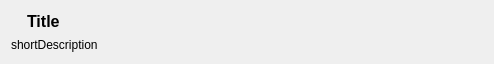
The window that OTWidgets/message.ui (pietr26/OMSI-Tools) describes before a commit, drawn with Qt 5.
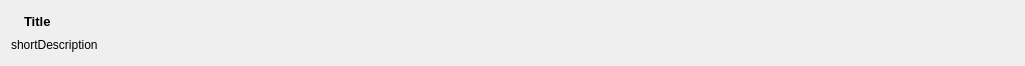
The same window after the commit. Icons and pictures are not drawn.

Commit message: Updated message system to database entries

The edit to the form file:
```diff
--- a/OTWidgets/message.ui
+++ b/OTWidgets/message.ui
@@ -6,16 +6,10 @@
    <rect>
     <x>0</x>
     <y>0</y>
-    <width>494</width>
-    <height>64</height>
+    <width>1025</width>
+    <height>66</height>
    </rect>
   </property>
-  <property name="sizePolicy">
-   <sizepolicy hsizetype="Preferred" vsizetype="Maximum">
-    <horstretch>0</horstretch>
-    <verstretch>0</verstretch>
-   </sizepolicy>
-  </property>
   <property name="windowTitle">
    <string notr="true">message</string>
   </property>
@@ -25,15 +19,15 @@
      <item>
       <widget class="QLabel" name="lblUnreadPoint">
        <property name="sizePolicy">
-        <sizepolicy hsizetype="Maximum" vsizetype="Maximum">
+        <sizepolicy hsizetype="Maximum" vsizetype="Fixed">
          <horstretch>0</horstretch>
          <verstretch>0</verstretch>
         </sizepolicy>
        </property>
        <property name="maximumSize">
         <size>
-         <width>10</width>
-         <height>10</height>
+         <width>7</width>
+         <height>7</height>
         </size>
        </property>
        <property name="text">
@@ -45,19 +39,22 @@
        <property name="scaledContents">
         <bool>true</bool>
        </property>
+       <property name="alignment">
+        <set>Qt::AlignCenter</set>
+       </property>
       </widget>
      </item>
      <item>
       <widget class="QLabel" name="lblTitle">
        <property name="sizePolicy">
-        <sizepolicy hsizetype="Preferred" vsizetype="Maximum">
+        <sizepolicy hsizetype="Preferred" vsizetype="Fixed">
          <horstretch>0</horstretch>
          <verstretch>0</verstretch>
         </sizepolicy>
        </property>
        <property name="font">
         <font>
-         <pointsize>12</pointsize>
+         <pointsize>10</pointsize>
          <bold>true</bold>
         </font>
        </property>
@@ -77,7 +74,7 @@
    <item>
     <widget class="QLabel" name="lblShortDescription">
      <property name="sizePolicy">
-      <sizepolicy hsizetype="Preferred" vsizetype="Maximum">
+      <sizepolicy hsizetype="Preferred" vsizetype="Fixed">
        <horstretch>0</horstretch>
        <verstretch>0</verstretch>
       </sizepolicy>
```
The commit also changes 4 other files.
